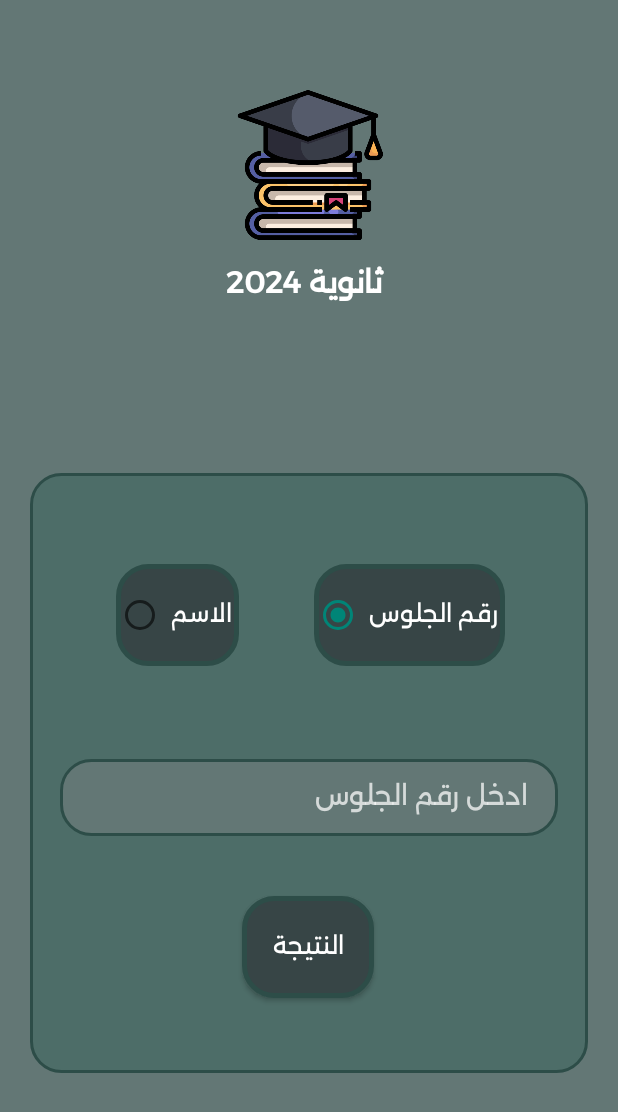
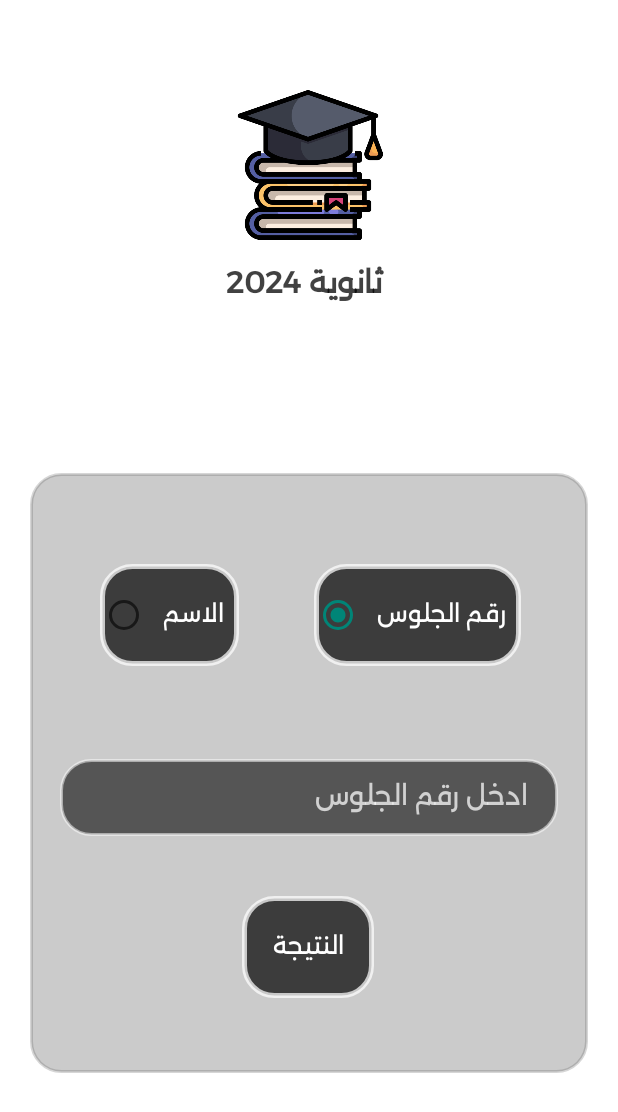
Before and after one commit to Abdallah-Elsobky/Natiga, an Android app: the screen it shows after launch (MainActivity), on a phone screen of 412 x 824 dp. Shown: the top 1112 px of the screen. Run offline under Robolectric (Android 15) with nearby library versions, the light colour scheme and no system bars.

Commit message:
Changing Theme

```diff
--- a/app/src/main/res/drawable/button_bk.xml
+++ b/app/src/main/res/drawable/button_bk.xml
@@ -1,6 +1,6 @@
 <shape xmlns:android="http://schemas.android.com/apk/res/android">
-    <solid android:color="#637775"/>
+    <solid android:color="#94000000"/>
     <corners android:radius="20dp"/>
-    <stroke android:width="2dp" android:color="#2D4D48" />
+    <stroke android:width="2dp" android:color="#83FFFFFF" />
     <padding android:top="10dp" android:bottom="10dp" android:right="5dp" android:left="5dp"></padding>
 </shape>
--- a/app/src/main/res/drawable/imgbutton_bk.xml
+++ b/app/src/main/res/drawable/imgbutton_bk.xml
@@ -1,7 +1,7 @@
 <shape xmlns:android="http://schemas.android.com/apk/res/android">
-    <solid android:color="#374546"/>
+    <solid android:color="#B3000000"/>
     <corners android:radius="20dp"/>
-    <stroke android:color="#2D4D48" android:width="3dp"></stroke>
-    <padding android:bottom="20dp" android:left="5dp" android:right="5dp" android:top="20dp"></padding>
+    <stroke android:color="#B7FFFFFF" android:width="3dp"></stroke>
+    <padding android:bottom="20dp" android:left="10dp" android:right="10dp" android:top="20dp"></padding>
 
 </shape>
--- a/app/src/main/res/drawable/text_bk.xml
+++ b/app/src/main/res/drawable/text_bk.xml
@@ -1,6 +1,6 @@
 <shape xmlns:android="http://schemas.android.com/apk/res/android">
-    <solid android:color="#4D6D68"/>
+    <solid android:color="#391A1A1A"/>
     <corners android:radius="20dp"/>
-    <stroke android:width="2dp" android:color="#2D4D48"></stroke>
+    <stroke android:width="2dp" android:color="#3B4D4D4D"></stroke>
     <padding android:bottom="20dp" android:left="20dp" android:right="20dp" android:top="20dp"></padding>
 </shape>
--- a/app/src/main/res/layout/activity_main.xml
+++ b/app/src/main/res/layout/activity_main.xml
@@ -6,7 +6,7 @@
     android:layout_width="match_parent"
     android:layout_height="match_parent"
     android:background="#424C65"
-    android:backgroundTint="#637775"
+    android:backgroundTint="#FFFFFF"
     tools:context=".MainActivity">
 
     <androidx.constraintlayout.widget.ConstraintLayout
@@ -99,7 +99,7 @@
         android:layout_marginTop="12dp"
         android:fontFamily="@font/alexandriavariablefontwght"
         android:text=" ثانوية 2024"
-        android:textColor="#FFFFFF"
+        android:textColor="#BE000000"
         android:textSize="20sp"
         android:textStyle="bold"
         app:layout_constraintEnd_toEndOf="parent"
```
Also changed, not shown: app/src/main/res/layout/activity_data.xml (+4 -4 lines).
